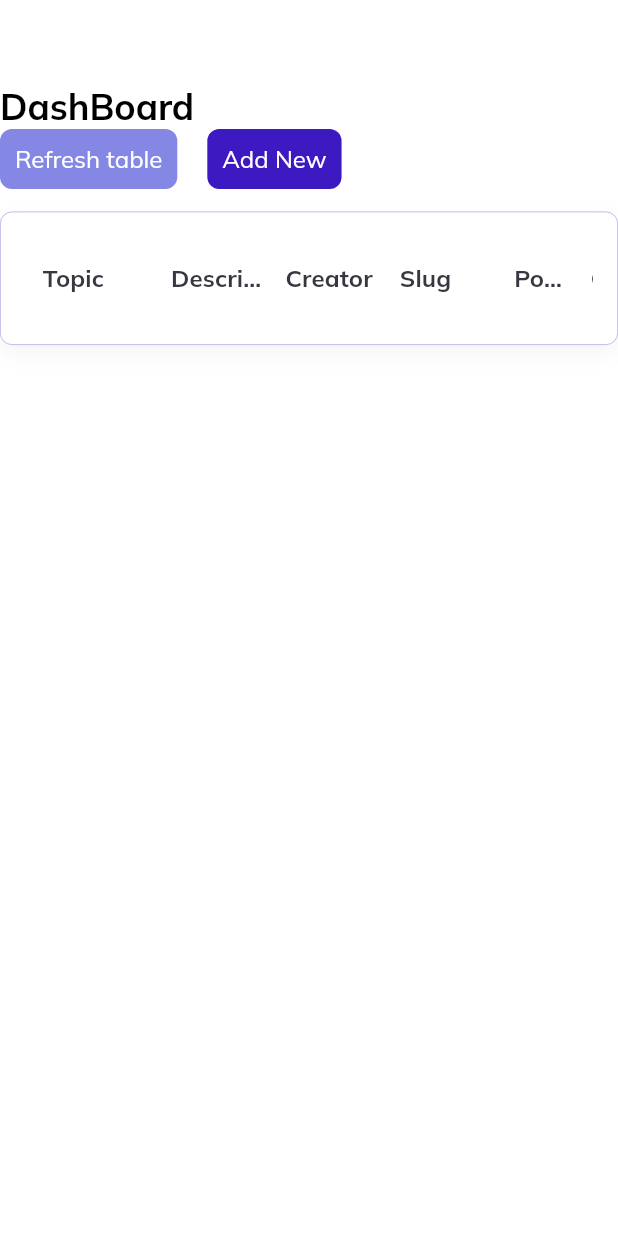
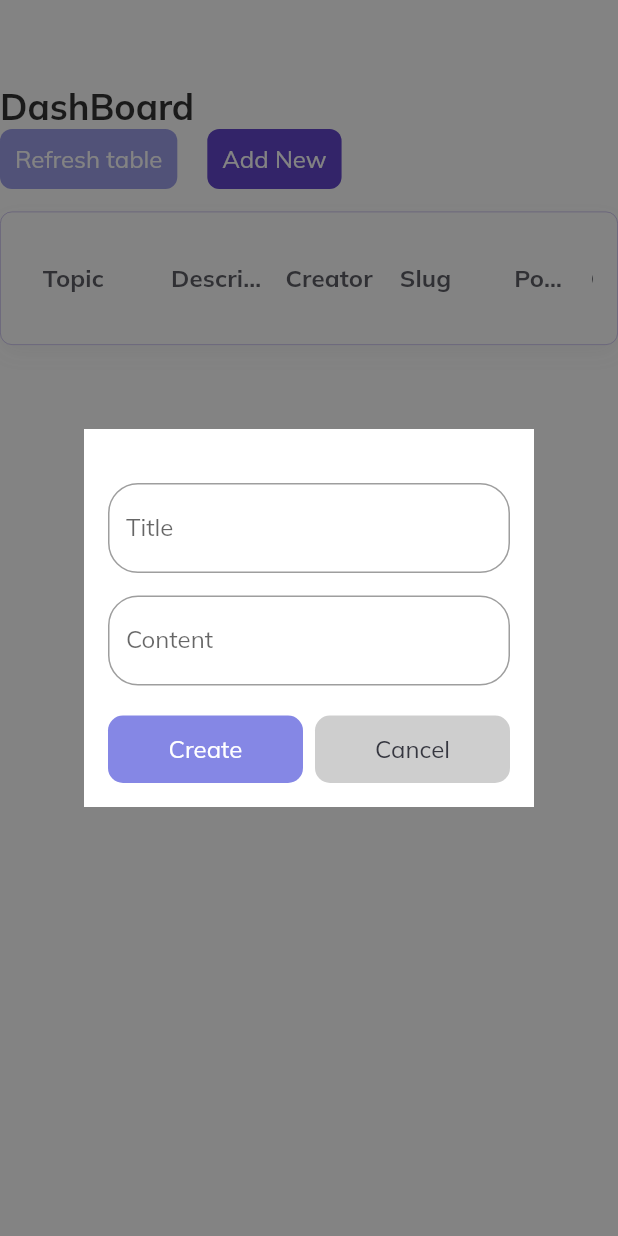
Before and after one commit to chiennv23/comp1640_web, a Flutter app: the ThreadManage widget shown alone on an empty page, opened directly, after a tap on "Add New", on a phone screen of 412 x 824 dp. Run offline on Flutter 3.47's test engine with Material 2 defaults, Android fonts, the phone set to English and light mode, and no system bars; drawn by our look-alikes of data_table_2; our stand-ins replace charts_flutter, get, google_fonts, shared_preferences, url_strategy; accounts and stored records are empty; network calls fail; statements that could not run were skipped.

Commit message:
crud thread

```diff
--- a/lib/main.dart
+++ b/lib/main.dart
@@ -35,12 +35,12 @@ class MyApp extends StatefulWidget {
 }
 
 class _MyAppState extends State<MyApp> {
-  bool checkRemember;
+  String token;
 
   @override
   void initState() {
-    checkRemember =
-        SharedPreferencesHelper.instance.getBool(key: 'rememberMe') ?? false;
+    token =
+        SharedPreferencesHelper.instance.getString(key: 'accessToken') ?? false;
     super.initState();
   }
 
@@ -48,7 +48,7 @@ class _MyAppState extends State<MyApp> {
   Widget build(BuildContext context) {
     return GetMaterialApp(
       scaffoldMessengerKey: rootScaffoldMessengerKey,
-      initialRoute: checkRemember ? rootRoute : loginPageRoute,
+      initialRoute: token != null ? rootRoute : loginPageRoute,
       defaultTransition: Transition.fade,
       unknownRoute: GetPage(
           name: '/not-found',
--- /dev/null
+++ b/lib/modules/threads/view/thread_create.dart
@@ -0,0 +1,178 @@
+import 'package:comp1640_web/constant/style.dart';
+import 'package:comp1640_web/modules/threads/controller/thread_controller.dart';
+import 'package:comp1640_web/modules/threads/model/thread_item.dart';
+import 'package:comp1640_web/widgets/custom_text.dart';
+import 'package:flutter/material.dart';
+import 'package:get/get.dart';
+import 'package:get/get_core/src/get_main.dart';
+import 'package:get/get_navigation/src/extension_navigation.dart';
+
+class ThreadCreate extends StatefulWidget {
+  final ThreadItem item;
+
+  const ThreadCreate({Key key, this.item}) : super(key: key);
+
+  @override
+  State<ThreadCreate> createState() => _ThreadCreateState();
+}
+
+class _ThreadCreateState extends State<ThreadCreate> {
+  final titleController = TextEditingController();
+  final contentController = TextEditingController();
+
+  final formGlobalKey = GlobalKey<FormState>();
+  bool hasAutoValidation = false;
+  bool isLoading = false;
+
+  @override
+  void initState() {
+    if (widget.item != null) {
+      titleController.text = widget.item.topic;
+      contentController.text = widget.item.description;
+    }
+    super.initState();
+  }
+
+  @override
+  Widget build(BuildContext context) {
+    ThreadController threadController = Get.find();
+    return Scaffold(
+      body: Center(
+        child: Container(
+          color: spaceColor,
+          width: 300,
+          padding: const EdgeInsets.all(16.0),
+          child: Form(
+            key: formGlobalKey,
+            autovalidateMode: hasAutoValidation
+                ? AutovalidateMode.onUserInteraction
+                : AutovalidateMode.disabled,
+            child: Column(
+              children: [
+                const SizedBox(
+                  height: 20,
+                ),
+                TextFormField(
+                  controller: titleController,
+                  validator: (title) {
+                    if (title.trim().isNotEmpty) {
+                      return null;
+                    } else {
+                      return 'Enter title';
+                    }
+                  },
+                  decoration: InputDecoration(
+                      labelText: "Title",
+                      hintText: "",
+                      border: OutlineInputBorder(
+                          borderRadius: BorderRadius.circular(20))),
+                ),
+                const SizedBox(
+                  height: 15,
+                ),
+                TextFormField(
+                  controller: contentController,
+                  validator: (content) {
+                    if (content.trim().isNotEmpty) {
+                      return null;
+                    } else {
+                      return 'Enter content';
+                    }
+                  },
+                  decoration: InputDecoration(
+                      labelText: "Content",
+                      hintText: "",
+                      border: OutlineInputBorder(
+                          borderRadius: BorderRadius.circular(20))),
+                ),
+                const SizedBox(
+                  height: 20,
+                ),
+                Row(
+                  mainAxisAlignment: MainAxisAlignment.spaceBetween,
+                  children: [
+                    Expanded(
+                        child: Container(
+                      height: 45,
+                      decoration: BoxDecoration(
+                          borderRadius: BorderRadius.circular(10)),
+                      child: Material(
+                        color: primaryColor2,
+                        borderRadius: BorderRadius.circular(10),
+                        child: InkWell(
+                          borderRadius: BorderRadius.circular(10),
+                          onTap: () async {
+                            setState(() {
+                              hasAutoValidation = true;
+                              isLoading = true;
+                            });
+                            if (!formGlobalKey.currentState.validate()) {
+                              return;
+                            }
+                            if (widget.item != null) {
+                              threadController.editThread(
+                                  sid: widget.item.sId,
+                                  slug: widget.item.slug,
+                                  topic: titleController.text,
+                                  desc: contentController.text);
+                              Get.back();
+                              return;
+                            }
+                            threadController.createThread(
+                                title: titleController.text,
+                                content: contentController.text);
+                          },
+                          child: isLoading
+                              ? SizedBox(
+                                  width: 15,
+                                  height: 15,
+                                  child: CircularProgressIndicator(
+                                    color: spaceColor,
+                                  ),
+                                )
+                              : Center(
+                                  child: CustomText(
+                                    text:
+                                        widget.item != null ? 'Edit' : 'Create',
+                                    color: spaceColor,
+                                  ),
+                                ),
+                        ),
+                      ),
+                    )),
+                    const SizedBox(
+                      width: 8,
+                    ),
+                    Expanded(
+                        child: Container(
+                      height: 45,
+                      decoration: BoxDecoration(
+                          borderRadius: BorderRadius.circular(10)),
+                      child: Material(
+                          color: greyColor.withOpacity(.5),
+                          borderRadius: BorderRadius.circular(10),
+                          child: InkWell(
+                            borderRadius: BorderRadius.circular(10),
+                            onTap: () {
+                              Get.back();
+                            },
+                            child: Center(
+                              child: CustomText(
+                                text: 'Cancel',
+                                color: darkColor,
+                              ),
+                            ),
+                          )),
+                    )),
+                  ],
+                )
+              ],
+              mainAxisSize: MainAxisSize.min,
+              crossAxisAlignment: CrossAxisAlignment.start,
+            ),
+          ),
+        ),
+      ),
+    );
+  }
+}
--- a/lib/modules/threads/view/thread_delete.dart
+++ b/lib/modules/threads/view/thread_delete.dart
@@ -6,7 +6,7 @@ import 'package:get/get.dart';
 Widget deleteDialog({Function deleteOnTap}) => Container(
       width: 300,
       child: Card(
-        margin: EdgeInsets.only(left: 16, right: 16),
+        margin: const EdgeInsets.only(left: 16, right: 16),
         shape: RoundedRectangleBorder(
           borderRadius: BorderRadius.circular(8.0),
         ),
--- a/lib/widgets/side_menu.dart
+++ b/lib/widgets/side_menu.dart
@@ -76,7 +76,7 @@ class SideMenu extends StatelessWidget {
                     onTap: () {
                       if (item.route == loginPageRoute) {
                         print('logout');
-                        SharedPreferencesHelper.instance.reloadAll();
+                        SharedPreferencesHelper.instance.clearAllKeys();
                         menuController.changeActiveItemTo(
                             checkRoleShowCategory(nameRole)[0].name);
                         print(checkRoleShowCategory(nameRole)[0].name);
```
Also changed, not shown: lib/constant/baseResponse/base_response.dart (+89 -17 lines), lib/modules/threads/DA/thread_data.dart (+4 -4 lines), lib/modules/threads/controller/thread_controller.dart (+61 -2 lines), lib/modules/threads/view/thread_view.dart (+4 -6 lines), lib/pages/admin/thread_manage.dart (+18 -12 lines), lib/modules/threads/model/thread_item.dart (indentation only).
